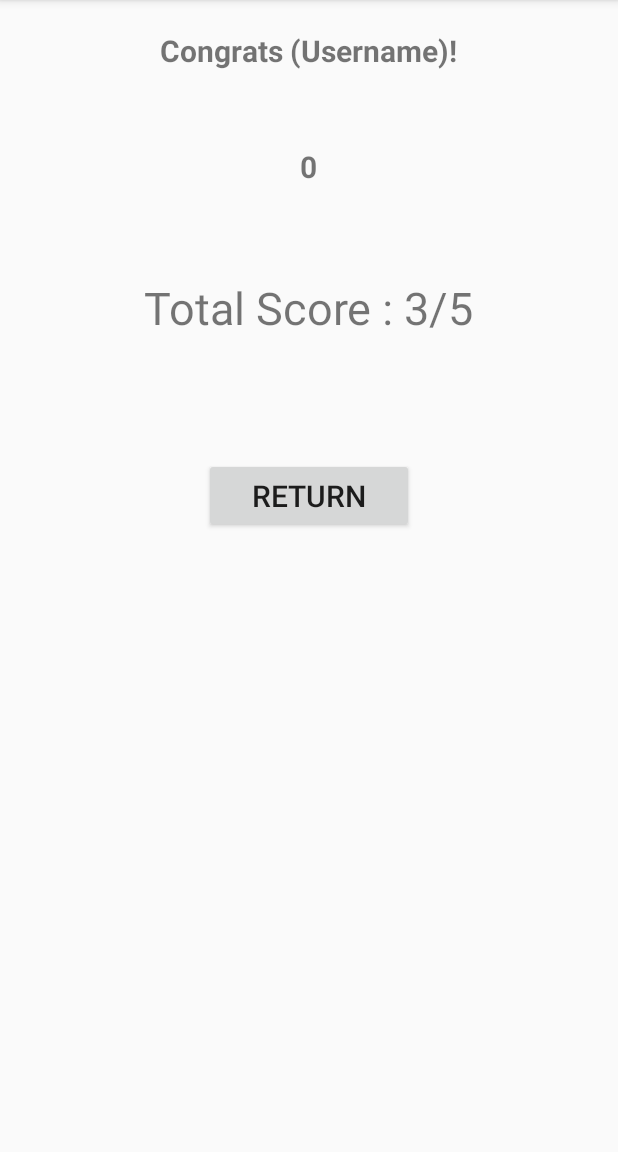
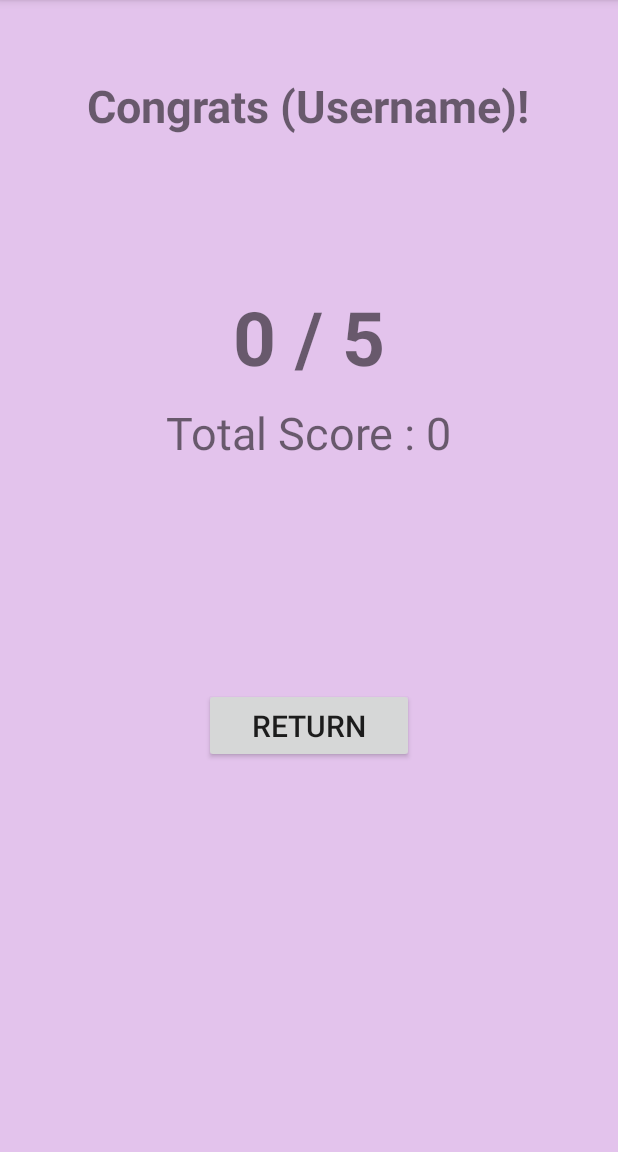
Before and after one commit to riashah345/bp-fall-2021-quizapp, an Android app: the ResultActivity screen opened directly, with no data from a screen before it, on a phone screen of 412 x 824 dp, the part 84-1236 px from its top. Run offline under Robolectric (Android 15) with nearby library versions, the phone set to English and light mode, and no system bars.

Commit message:
resultsactivity-final
still need u to fill in the rest of the changes and link the username

```diff
--- a/app/src/main/java/com/example/bp_fall_2021_quizapp/ResultActivity.java
+++ b/app/src/main/java/com/example/bp_fall_2021_quizapp/ResultActivity.java
@@ -1,6 +1,8 @@
 package com.example.bp_fall_2021_quizapp;
 
+import android.content.Context;
 import android.content.Intent;
+import android.content.SharedPreferences;
 import android.view.View;
 import android.widget.Button;
 import android.widget.TextView;
@@ -12,6 +14,8 @@ public class ResultActivity extends AppCompatActivity {
 
     // UI component variables
 
+    private TextView resultLabeled, totalScoreLabeled;
+
     @Override
     protected void onCreate(Bundle savedInstanceState) {
         super.onCreate(savedInstanceState);
@@ -19,7 +23,7 @@ public class ResultActivity extends AppCompatActivity {
 
         // initialize UI components
         TextView resultLabeled = (TextView) findViewById(R.id.resultLabeled);
-        TextView totalScore = (TextView) findViewById(R.id.totalScore);
+        TextView totalScoreLabeled = (TextView) findViewById(R.id.totalScoreLabeled);
 
 
 
@@ -29,7 +33,20 @@ public class ResultActivity extends AppCompatActivity {
         // set username and score
 
         int score = getIntent().getIntExtra("AMOUNT ANSWERED RIGHT", 0);
-        resultLabeled.setText(score + "");
+        resultLabeled.setText(score + " / 5");
+
+        SharedPreferences settingOfApp = getSharedPreferences("quizApp", Context.MODE_PRIVATE);
+        int totalScore = settingOfApp.getInt("totalScore", 0);
+
+        totalScore += score;
+
+        resultLabeled.setText(score + " / 5");
+        totalScoreLabeled.setText("Total Score : " + totalScore);
+
+        //updates total score
+        SharedPreferences.Editor edit = settingOfApp.edit();
+        edit.putInt("totalScore", totalScore);
+        edit.commit();
     }
 
     /**
--- a/app/src/main/res/layout/activity_result.xml
+++ b/app/src/main/res/layout/activity_result.xml
@@ -11,17 +11,16 @@
             android:layout_width="match_parent"
             android:layout_height="match_parent"
             android:gravity="center_horizontal"
-            android:orientation="vertical">
+            android:orientation="vertical" android:background="#E3C3EC">
 
         <TextView
                 android:layout_width="wrap_content"
                 android:layout_height="wrap_content"
                 android:text="Congrats (Username)!"
-                android:textSize="20sp"
+                android:textSize="30sp"
                 android:textStyle="bold"
-                android:layout_marginTop="20sp"/>
-"
-
+                android:layout_marginTop="50sp"/>
+        "
 
 
         <TextView
@@ -29,32 +28,26 @@
                 android:layout_width="wrap_content"
                 android:layout_height="wrap_content"
                 android:text="RESULTS"
-                android:textSize="20sp"
+                android:textSize="50sp"
                 android:textStyle="bold"
-                android:layout_marginTop="50dp"/>
-
+                android:layout_marginTop="100dp"/>
 
 
         <TextView
-                android:id="@+id/totalScore"
+                android:id="@+id/totalScoreLabeled"
                 android:layout_width="wrap_content"
                 android:layout_height="wrap_content"
                 android:text="Total Score : 3/5"
                 android:textSize="30sp"
-                android:layout_marginTop="60dp"/>
+                android:layout_marginTop="10dp"/>
 
         <Button
                 android:layout_width="140dp"
                 android:layout_height="50dp"
                 android:text="Return"
                 android:textSize="20sp"
-                android:layout_marginTop="80dp"
-                android:onClick="return"/>
-
-
-
-
-
+                android:layout_marginTop="150dp"
+                android:onClick="return" android:shadowColor="#F4ECEC"/>
 
 
     </LinearLayout>
```
